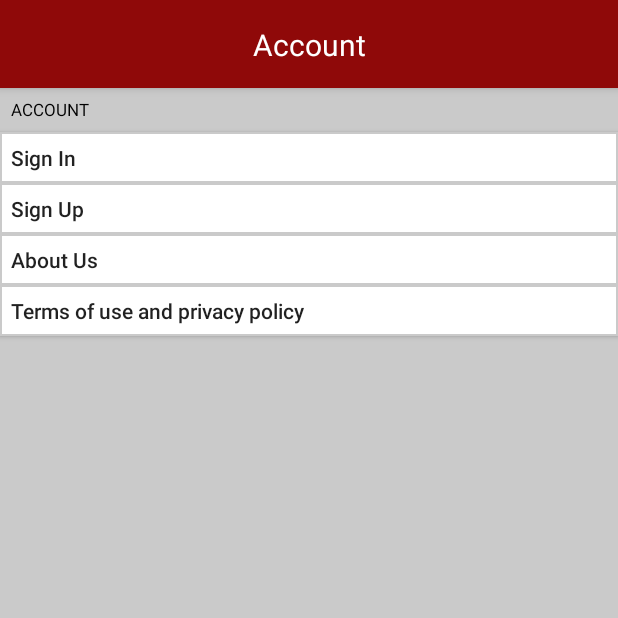
After one commit to dttuyen/foody_BK, an Android app: the fragment AccountsFragment shown on its own in the app's theme, on a phone screen of 412 x 824 dp, the top half of it. The commit adds this screen. Run offline under Robolectric (Android 15) with nearby library versions, the light colour scheme and no system bars.

Commit message:
Tuyen Commit: Done week 1

```diff
--- a/app/src/main/AndroidManifest.xml
+++ b/app/src/main/AndroidManifest.xml
@@ -8,7 +8,7 @@
         android:label="@string/app_name"
         android:roundIcon="@mipmap/ic_launcher_round"
         android:supportsRtl="true"
-        android:theme="@style/Theme.Foody">
+        android:theme="@style/Theme.AppCompat.Light.NoActionBar">
         <activity
             android:name=".activity.MainActivity"
             android:exported="true">
--- a/app/src/main/java/com/test/foody/activity/MainActivity.java
+++ b/app/src/main/java/com/test/foody/activity/MainActivity.java
@@ -13,6 +13,9 @@ import android.widget.Toast;
 
 import com.google.android.material.bottomnavigation.BottomNavigationView;
 import com.test.foody.R;
+import com.test.foody.fragment.AccountsFragment;
+import com.test.foody.fragment.BillFragment;
+import com.test.foody.fragment.CartFragment;
 import com.test.foody.fragment.FoodFragment;
 import com.test.foody.models.Bill;
 import com.test.foody.utils.Constant_Values;
@@ -66,15 +69,9 @@ public class MainActivity extends AppCompatActivity {
 
     private void setUp(){
         fragment_Food = new FoodFragment();
-//        fragment_Cart = new CartFragment(new Bill() ,new ArrayList<>(), true, false,
-//                new Listener_for_BackFragment() {
-//                    @Override
-//                    public void orderBill_Or_BackFragment() {
-//
-//                    }
-//                });
-//        fragment_Bill = new BillFragment();
-//        fragment_Accounts = new AccountsFragment();
+        fragment_Cart = new CartFragment();
+        fragment_Bill = new BillFragment();
+        fragment_Accounts = new AccountsFragment();
         chang_Menu(fragment_Food);
     }
 
--- /dev/null
+++ b/app/src/main/java/com/test/foody/fragment/AccountsFragment.java
@@ -0,0 +1,34 @@
+package com.test.foody.fragment;
+
+import android.os.Bundle;
+import android.view.LayoutInflater;
+import android.view.View;
+import android.view.ViewGroup;
+import android.widget.Button;
+import android.widget.TextView;
+
+import androidx.fragment.app.Fragment;
+import androidx.fragment.app.FragmentTransaction;
+
+import com.test.foody.R;
+
+public class AccountsFragment extends Fragment {
+    private static final String btn_INFORMATION = "Your Information";
+    private static final String btn_LOG_OUT = "Log Out";
+    private static final String btn_SIGN_IN = "Sign In";
+    private static final String btn_SIGN_UP = "Sign Up";
+
+    Button btn_SignIn_Account_Frag, btn_SignUp_Account_Frag,
+            btn_AboutUs_Account_Login_Frag, btn_TermofU_Account_Frag;
+    TextView txtAccount_Frag;
+
+
+
+    @Override
+    public View onCreateView(LayoutInflater inflater, ViewGroup container,
+                             Bundle savedInstanceState) {
+        View view = inflater.inflate(R.layout.fragment_accounts, container, false);
+        // Inflate the layout for this fragment
+        return view;
+    }
+}
--- /dev/null
+++ b/app/src/main/res/color/custom_colors_bottom_navigation.xml
@@ -0,0 +1,6 @@
+<?xml version="1.0" encoding="utf-8"?>
+<selector xmlns:android="http://schemas.android.com/apk/res/android">
+<!--    Khi không được chọn-->
+    <item android:color="#AAA9A9" android:state_checked="false"/>
+    <item android:color="#9E0B0B" android:state_checked="true"/>
+</selector>
--- /dev/null
+++ b/app/src/main/res/layout/fragment_accounts.xml
@@ -0,0 +1,148 @@
+<?xml version="1.0" encoding="utf-8"?>
+<androidx.constraintlayout.widget.ConstraintLayout xmlns:android="http://schemas.android.com/apk/res/android"
+    xmlns:app="http://schemas.android.com/apk/res-auto"
+    xmlns:tools="http://schemas.android.com/tools"
+    android:id="@+id/layout_account"
+    android:layout_width="match_parent"
+    android:layout_height="match_parent"
+    android:background="@color/border_color">
+
+    <com.google.android.material.appbar.AppBarLayout
+        android:id="@+id/appbar_Accounts_logined_Frag"
+        android:layout_width="match_parent"
+        android:layout_height="0dp"
+        app:layout_constraintBottom_toTopOf="@+id/layout_account_logined2"
+        app:layout_constraintEnd_toEndOf="parent"
+        app:layout_constraintHorizontal_bias="0.5"
+        app:layout_constraintStart_toStartOf="parent"
+        app:layout_constraintTop_toTopOf="parent"
+        app:layout_constraintVertical_weight="1">
+
+        <androidx.constraintlayout.widget.ConstraintLayout
+            android:id="@+id/layout_tool_bar"
+            android:layout_width="match_parent"
+            android:layout_height="match_parent">
+
+            <androidx.appcompat.widget.Toolbar
+                android:id="@+id/toolbar_Accounts_logined_Fragment"
+                android:layout_width="match_parent"
+                android:layout_height="match_parent"
+                android:background="@color/app_themes"
+                app:layout_constraintBottom_toBottomOf="parent"
+                app:layout_constraintEnd_toEndOf="parent"
+                app:layout_constraintStart_toStartOf="parent"
+                app:layout_constraintTop_toTopOf="parent" />
+
+            <TextView
+                android:id="@+id/txt_Tittle_Account_logined_Fragment"
+                android:layout_width="wrap_content"
+                android:layout_height="wrap_content"
+                android:text="@string/account_menu"
+                android:textColor="#FFFFFF"
+                android:textSize="20sp"
+                app:layout_constraintBottom_toBottomOf="parent"
+                app:layout_constraintEnd_toEndOf="parent"
+                app:layout_constraintHorizontal_bias="0.5"
+                app:layout_constraintStart_toStartOf="parent"
+                app:layout_constraintTop_toTopOf="parent" />
+        </androidx.constraintlayout.widget.ConstraintLayout>
+    </com.google.android.material.appbar.AppBarLayout>
+
+    <androidx.constraintlayout.widget.ConstraintLayout
+        android:id="@+id/layout_account_logined2"
+        android:layout_width="match_parent"
+        android:layout_height="0dp"
+        app:layout_constraintBottom_toBottomOf="parent"
+        app:layout_constraintEnd_toEndOf="parent"
+        app:layout_constraintHorizontal_bias="0.0"
+        app:layout_constraintStart_toStartOf="parent"
+        app:layout_constraintTop_toBottomOf="@+id/appbar_Accounts_logined_Frag"
+        app:layout_constraintVertical_weight="13">
+
+        <TextView
+            android:id="@+id/txtAccount_Frag"
+            android:layout_width="match_parent"
+            android:layout_height="0dp"
+            android:background="@color/border_color"
+            android:gravity="center|start"
+            android:paddingStart="7dp"
+            android:text="@string/account_menu"
+            android:textAllCaps="true"
+            android:textColor="@color/black"
+            android:textSize="11sp"
+            app:layout_constraintBottom_toTopOf="@+id/btn_Setting_Account_Logined_Frag"
+            app:layout_constraintDimensionRatio="h,14:1"
+            app:layout_constraintEnd_toEndOf="parent"
+            app:layout_constraintStart_toStartOf="parent"
+            app:layout_constraintTop_toTopOf="parent"
+            app:layout_constraintVertical_bias="0.0"
+            app:layout_constraintVertical_chainStyle="packed" />
+
+        <Button
+            android:id="@+id/btn_Setting_Account_Logined_Frag"
+            android:layout_width="match_parent"
+            android:layout_height="0dp"
+            android:background="@drawable/custom_button_account_frag"
+            android:gravity="center|start"
+            android:paddingStart="7dp"
+            android:text="Sign In"
+            android:textAllCaps="false"
+            app:layout_constraintBottom_toTopOf="@+id/btn_changePass_Account_Login_Frag"
+            app:layout_constraintDimensionRatio="h,12:1"
+            app:layout_constraintEnd_toEndOf="parent"
+            app:layout_constraintStart_toStartOf="parent"
+            app:layout_constraintTop_toBottomOf="@+id/txtAccount_Frag"
+            tools:ignore="TouchTargetSizeCheck" />
+
+        <Button
+            android:id="@+id/btn_changePass_Account_Login_Frag"
+            android:layout_width="match_parent"
+            android:layout_height="0dp"
+            android:background="@drawable/custom_button_account_frag"
+            android:gravity="center|start"
+            android:paddingStart="7dp"
+            android:text="Sign Up"
+            android:textAllCaps="false"
+            app:layout_constraintBottom_toTopOf="@+id/btn_AboutUs_Account_Login_Frag"
+            app:layout_constraintDimensionRatio="h,12:1"
+            app:layout_constraintEnd_toEndOf="parent"
+            app:layout_constraintHorizontal_bias="0.0"
+            app:layout_constraintStart_toStartOf="parent"
+            app:layout_constraintTop_toBottomOf="@+id/btn_Setting_Account_Logined_Frag"
+            tools:ignore="TouchTargetSizeCheck" />
+
+        <Button
+            android:id="@+id/btn_AboutUs_Account_Login_Frag"
+            android:layout_width="match_parent"
+            android:layout_height="0dp"
+            android:background="@drawable/custom_button_account_frag"
+            android:gravity="center|start"
+            android:paddingStart="7dp"
+            android:text="About Us"
+            android:textAllCaps="false"
+            app:layout_constraintBottom_toTopOf="@+id/btn_TermofU_Account_Login_Frag"
+            app:layout_constraintDimensionRatio="h,12:1"
+            app:layout_constraintEnd_toEndOf="parent"
+            app:layout_constraintHorizontal_bias="0.0"
+            app:layout_constraintStart_toStartOf="parent"
+            app:layout_constraintTop_toBottomOf="@+id/btn_changePass_Account_Login_Frag"
+            tools:ignore="TouchTargetSizeCheck" />
+
+        <Button
+            android:id="@+id/btn_TermofU_Account_Login_Frag"
+            android:layout_width="match_parent"
+            android:layout_height="0dp"
+            android:background="@drawable/custom_button_account_frag"
+            android:gravity="center|start"
+            android:paddingStart="7dp"
+            android:text="Terms of use and privacy policy"
+            android:textAllCaps="false"
+            app:layout_constraintBottom_toBottomOf="parent"
+            app:layout_constraintDimensionRatio="h,12:1"
+            app:layout_constraintEnd_toEndOf="parent"
+            app:layout_constraintStart_toStartOf="parent"
+            app:layout_constraintTop_toBottomOf="@+id/btn_AboutUs_Account_Login_Frag"
+            tools:ignore="TouchTargetSizeCheck" />
+    </androidx.constraintlayout.widget.ConstraintLayout>
+
+</androidx.constraintlayout.widget.ConstraintLayout>
--- a/app/src/main/res/values/colors.xml
+++ b/app/src/main/res/values/colors.xml
@@ -7,4 +7,7 @@
     <color name="teal_700">#FF018786</color>
     <color name="black">#FF000000</color>
     <color name="white">#FFFFFFFF</color>
+    <color name="app_themes">#8F0909</color>
+    <color name="button_cart_frag">#FF5722</color>
+    <color name="border_color">#CACACA</color>
 </resources>
```
